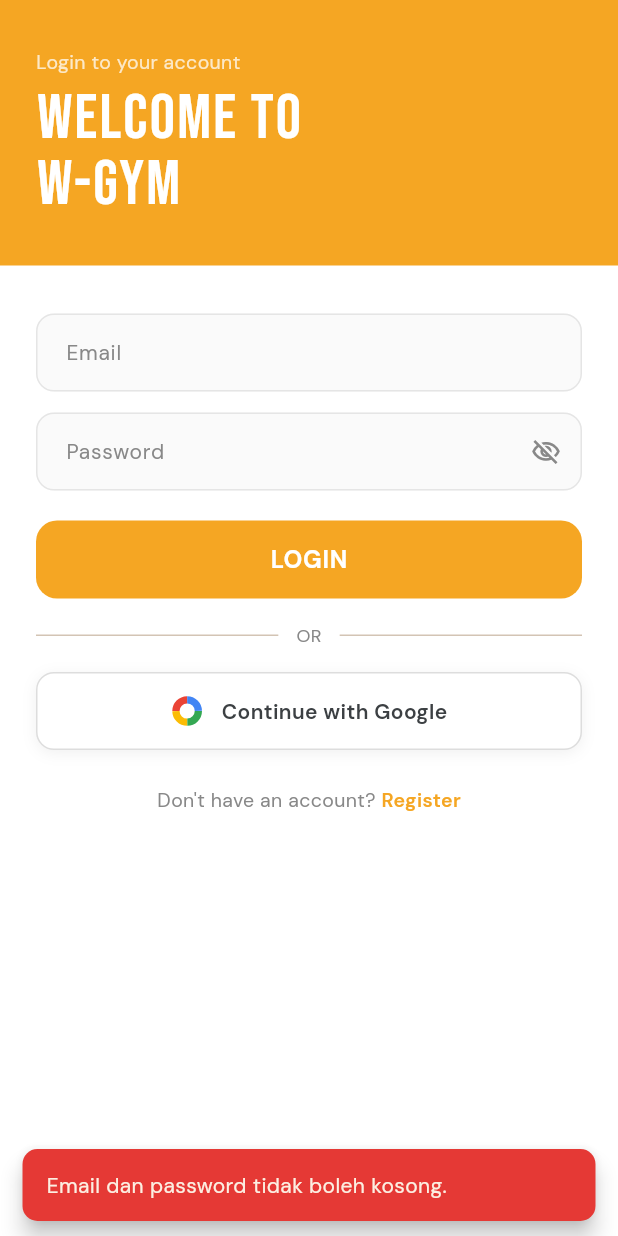
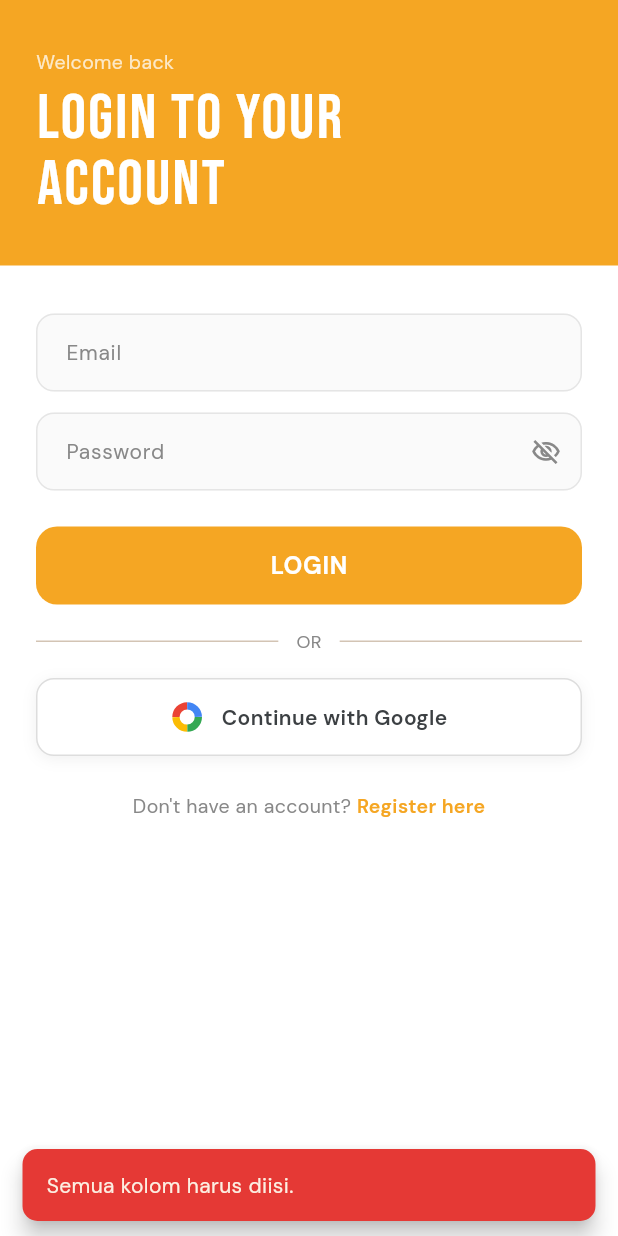
Before and after one commit to nandhitooo/wgywm-app, a Flutter app: the screen it shows after launch, after a tap on "LOGIN", on a phone screen of 412 x 824 dp. Run offline on Flutter 3.47's test engine with Material 3 defaults, Android fonts, the phone set to English and light mode, and no system bars; our stand-ins replace cloud_firestore, connectivity_plus, firebase_auth, firebase_core, fl_chart, google_fonts and 4 more; accounts and stored records are empty.

Commit message:
update1-done

```diff
--- a/lib/screens/login_screen.dart
+++ b/lib/screens/login_screen.dart
@@ -28,7 +28,7 @@ class _LoginScreenState extends State<LoginScreen> {
 
   Future<void> _login() async {
     if (_emailCtrl.text.trim().isEmpty || _passCtrl.text.isEmpty) {
-      _showError('Email dan password tidak boleh kosong.');
+      _showError('Semua kolom harus diisi.');
       return;
     }
     setState(() => _loading = true);
@@ -37,7 +37,9 @@ class _LoginScreenState extends State<LoginScreen> {
         email: _emailCtrl.text.trim(),
         password: _passCtrl.text,
       );
-      // StreamBuilder di main.dart otomatis redirect ke MainNav
+      if (!mounted) return;
+      // StreamBuilder di main.dart akan secara otomatis me-render MainNav
+      Navigator.popUntil(context, (route) => route.isFirst);
     } catch (e) {
       _showError(e.toString());
     } finally {
@@ -49,14 +51,14 @@ class _LoginScreenState extends State<LoginScreen> {
     setState(() => _googleLoading = true);
     try {
       final result = await _authService.signInWithGoogle();
-      if (result == null && mounted) {
-        // user cancel — tidak perlu tampilkan error
+      if (result != null && mounted) {
+        // StreamBuilder di main.dart akan secara otomatis me-render MainNav
+        Navigator.popUntil(context, (route) => route.isFirst);
+      } else if (result == null && mounted) {
         setState(() => _googleLoading = false);
       }
-      // Jika sukses, StreamBuilder otomatis redirect
     } catch (e) {
       if (mounted) _showError(e.toString());
-    } finally {
       if (mounted) setState(() => _googleLoading = false);
     }
   }
@@ -88,13 +90,13 @@ class _LoginScreenState extends State<LoginScreen> {
               crossAxisAlignment: CrossAxisAlignment.start,
               children: [
                 Text(
-                  'Login to your account',
+                  'Welcome back',
                   style: GoogleFonts.dmSans(
                       color: Colors.white.withOpacity(0.75), fontSize: 13),
                 ),
                 const SizedBox(height: 6),
                 Text(
-                  'Welcome to\nW-GYM',
+                  'Login to your\nAccount',
                   style: GoogleFonts.bebasNeue(
                       color: Colors.white,
                       fontSize: 42,
@@ -131,12 +133,11 @@ class _LoginScreenState extends State<LoginScreen> {
                           color: AppTheme.gray,
                           size: 20,
                         ),
-                        onPressed: () =>
-                            setState(() => _obscure = !_obscure),
+                        onPressed: () => setState(() => _obscure = !_obscure),
                       ),
                     ),
                   ),
-                  const SizedBox(height: 20),
+                  const SizedBox(height: 24),
 
                   // Tombol Login
                   ElevatedButton(
@@ -178,17 +179,18 @@ class _LoginScreenState extends State<LoginScreen> {
                     mainAxisAlignment: MainAxisAlignment.center,
                     children: [
                       Text(
-                        "Don't have an account? ",
+                        'Don\'t have an account? ',
                         style: GoogleFonts.dmSans(
                             color: AppTheme.gray, fontSize: 13),
                       ),
                       GestureDetector(
                         onTap: () => Navigator.push(
-                            context,
-                            MaterialPageRoute(
-                                builder: (_) => const RegisterScreen())),
+                          context,
+                          MaterialPageRoute(
+                              builder: (_) => const RegisterScreen()),
+                        ),
                         child: Text(
-                          'Register',
+                          'Register here',
                           style: GoogleFonts.dmSans(
                               color: AppTheme.orange,
                               fontSize: 13,
@@ -207,7 +209,7 @@ class _LoginScreenState extends State<LoginScreen> {
   }
 }
 
-// ─── Widget Tombol Google ─────────────────────────────────────────────────────
+// ─── Widget Tombol Google (sama persis dengan register_screen) ───────────────────
 class _GoogleButton extends StatelessWidget {
   final bool loading;
   final VoidCallback onTap;
@@ -266,7 +268,6 @@ class _GoogleButton extends StatelessWidget {
   }
 }
 
-// ─── Custom Google Logo ───────────────────────────────────────────────────────
 class _GoogleLogoPainter extends CustomPainter {
   @override
   void paint(Canvas canvas, Size size) {
--- a/lib/services/activity_service.dart
+++ b/lib/services/activity_service.dart
@@ -125,7 +125,7 @@ class ActivityService {
   // ─── Cek koneksi internet ────────────────────────────────────────────────
   Future<bool> _isOnline() async {
     final result = await Connectivity().checkConnectivity();
-    return result != ConnectivityResult.none;
+    return !result.contains(ConnectivityResult.none);
   }
 
   // ─── Stream untuk rebuild UI otomatis saat data Hive berubah ─────────────
--- a/lib/services/auth_service.dart
+++ b/lib/services/auth_service.dart
@@ -7,10 +7,6 @@ import 'package:google_sign_in/google_sign_in.dart';
 class AuthService {
   final _auth = FirebaseAuth.instance;
   final _firestore = FirebaseFirestore.instance;
-
-  // Web client ID dari google-services.json (client_type: 3)
-  static const _webClientId =
-      '587869616564-3n64lg9h3dkvgpsmegc5v8s16q0u3tua.apps.googleusercontent.com';
 
   Stream<User?> get authStateChanges => _auth.authStateChanges();
   User? get currentUser => _auth.currentUser;
@@ -58,7 +54,7 @@ class AuthService {
   // ─── Login dengan Google ──────────────────────────────────────────────────
   Future<UserCredential?> signInWithGoogle() async {
     try {
-      final googleSignIn = GoogleSignIn(serverClientId: _webClientId);
+      final googleSignIn = GoogleSignIn();
 
       // Sign out dulu agar selalu muncul picker akun
       await googleSignIn.signOut();
@@ -104,7 +100,8 @@ class AuthService {
 
   // ─── Logout ───────────────────────────────────────────────────────────────
   Future<void> logout() async {
-    await GoogleSignIn().signOut();
+    final googleSignIn = GoogleSignIn();
+    await googleSignIn.signOut();
     await _auth.signOut();
   }
 
--- a/pubspec.yaml
+++ b/pubspec.yaml
@@ -27,7 +27,7 @@ dependencies:
   connectivity_plus: ^6.0.3
 
   # Google Sign-In
-  google_sign_in: ^7.2.0
+  google_sign_in: ^6.2.1
 
   image_picker: ^1.1.2
 
```
Also changed, not shown: lib/screens/profile_screen.dart (+60 -141 lines), lib/screens/register_screen.dart (+8 -6 lines), pubspec.lock.
